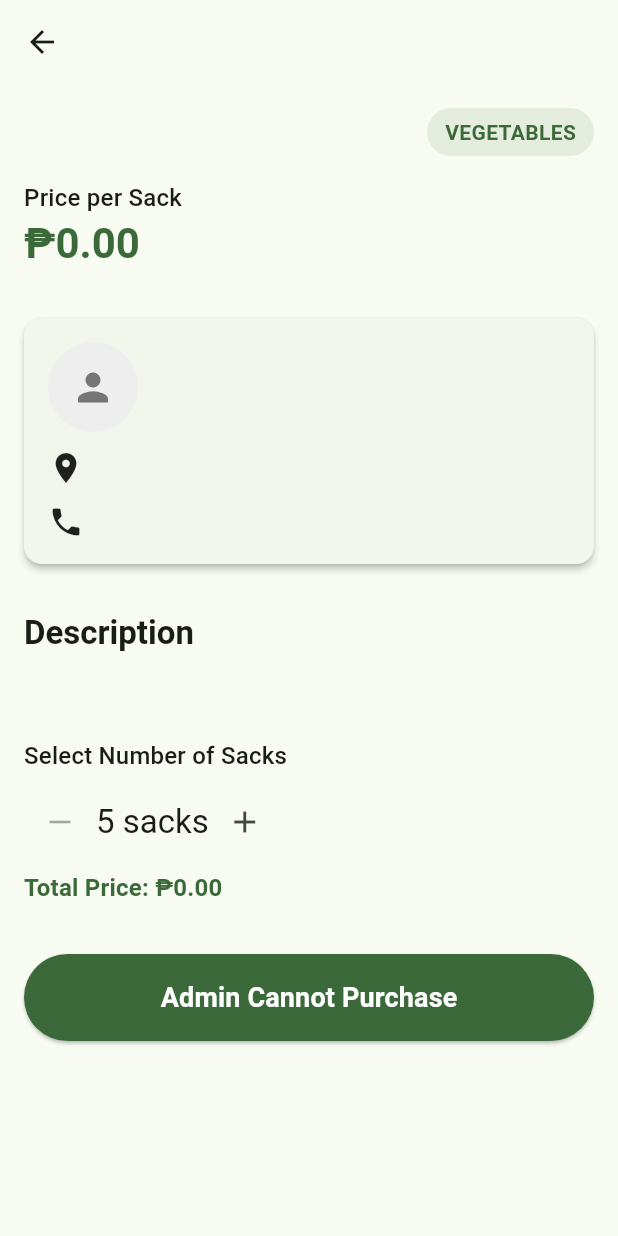
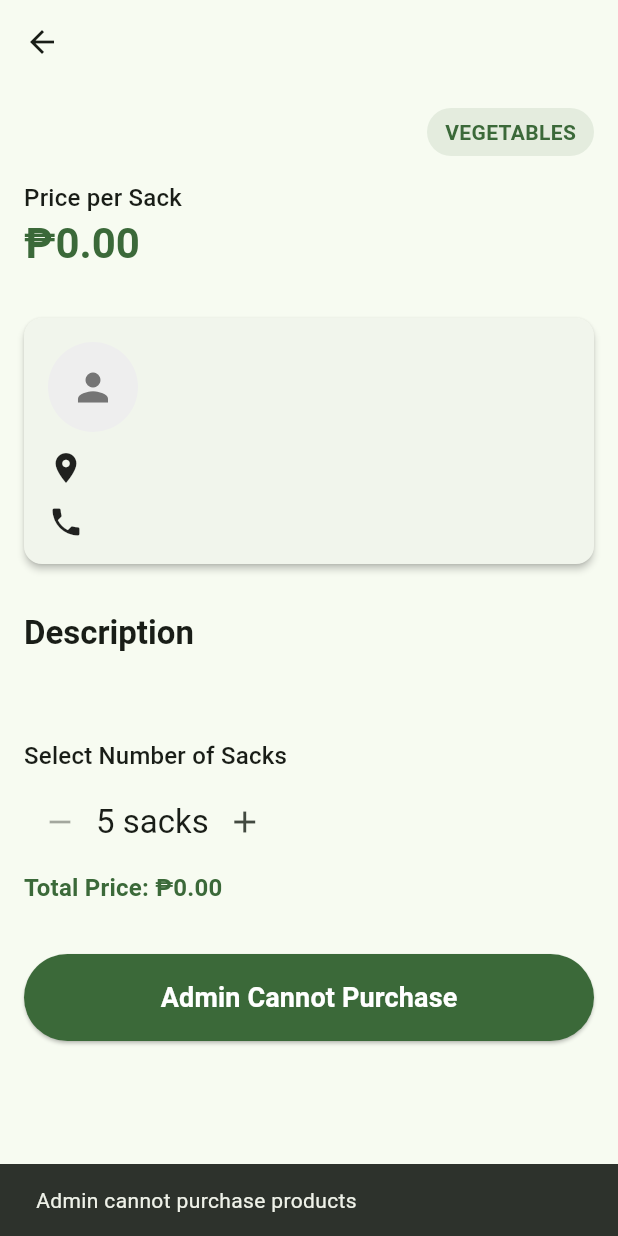
Before and after one commit to xoxolrjj/kiko-app-mobile-app, a Flutter app: the ProductDetailsScreen screen opened directly with empty values, after a tap on "Admin Cannot Purchase", on a phone screen of 412 x 824 dp. Run offline on Flutter 3.47's test engine with Material 3 defaults, Android fonts, the phone set to English and light mode, and no system bars; our stand-ins replace cached_network_image, cloud_firestore, device_info_plus, firebase_auth, firebase_core, firebase_messaging and 8 more; accounts and stored records are empty; generated files the repository leaves out were written again.

Commit message:
fix error admin

```diff
--- a/lib/screen/products/screens/product_details_screen.dart
+++ b/lib/screen/products/screens/product_details_screen.dart
@@ -277,8 +277,7 @@ class _ProductDetailsScreenState extends State<ProductDetailsScreen> {
                           );
                           return;
                         }
-
-                        if (_sellerData != null) {
+                        if (authStore.currentUser?.role == UserRole.user) {
                           context.go(
                             '/checkout',
                             extra: {
@@ -287,12 +286,21 @@ class _ProductDetailsScreenState extends State<ProductDetailsScreen> {
                               'sellerData': _sellerData!,
                             },
                           );
-                        } else {
+                        }
+                        // if (_sellerData != null) {
+                        //   context.go(
+                        //     '/checkout',
+                        //     extra: {
+                        //       'product': widget.product,
+                        //       'quantity': _quantity,
+                        //       'sellerData': _sellerData!,
+                        //     },
+                        //   );
+                        // }
+                        else {
                           ScaffoldMessenger.of(context).showSnackBar(
                             const SnackBar(
-                              content: Text(
-                                'Please wait for seller information to load',
-                              ),
+                              content: Text('Admin cannot purchase products'),
                             ),
                           );
                         }
```
